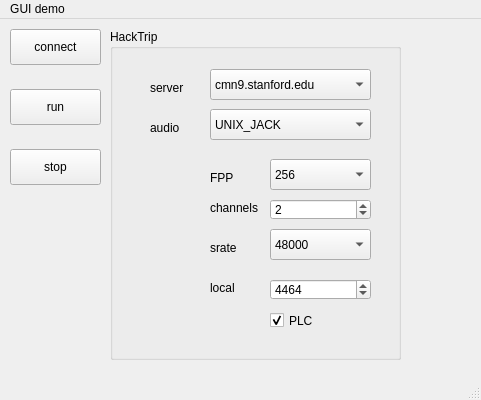
Qt form guiDemo/app/mainwindow.ui (cchafe/hacktrip) before a commit.
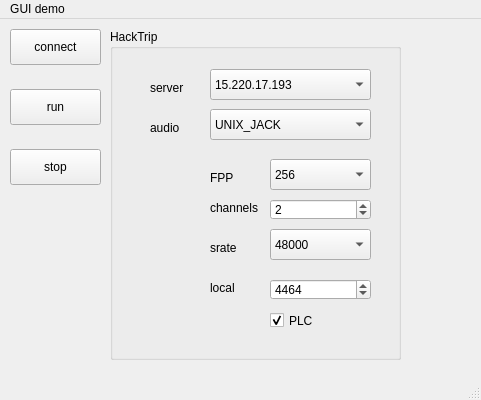
The same form after that commit.

Commit message: server IP

Diff of the .ui file:
```diff
--- a/guiDemo/app/mainwindow.ui
+++ b/guiDemo/app/mainwindow.ui
@@ -145,7 +145,7 @@
      </property>
      <item>
       <property name="text">
-       <string>cmn9.stanford.edu</string>
+       <string>15.220.17.193</string>
       </property>
      </item>
      <item>
```
Left out of the diff: 2 changed lines with no effect on the pictures.
